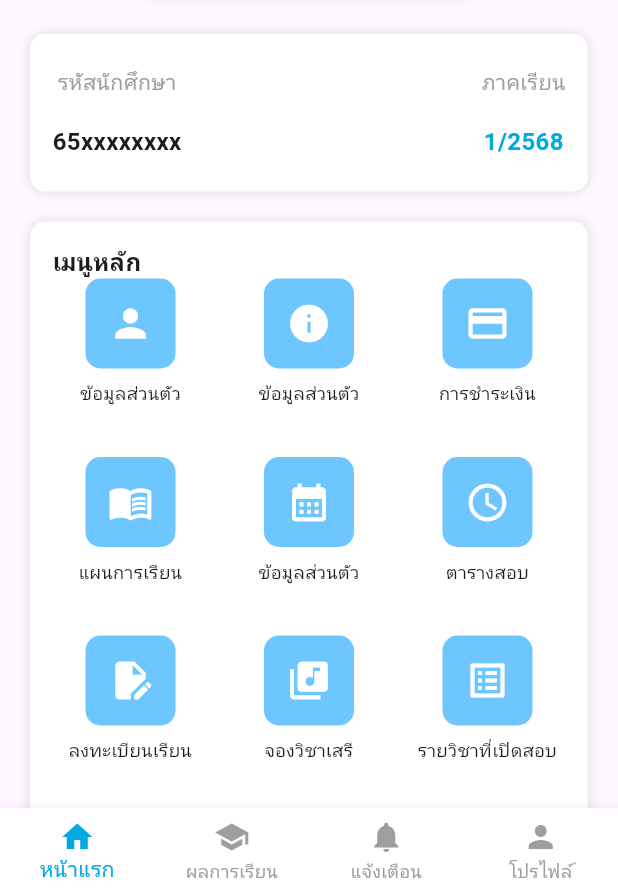
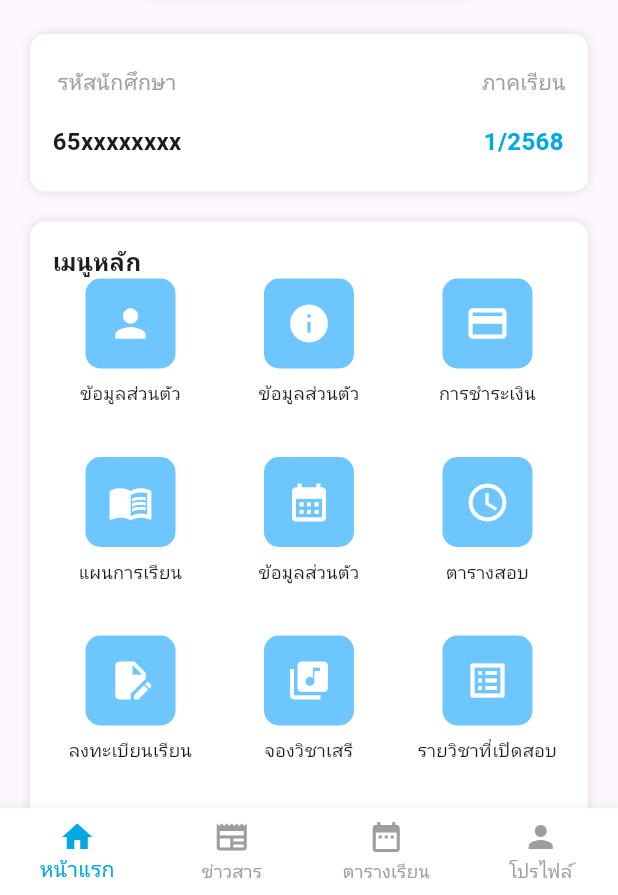
Before and after one commit to FoamNR/smartstuden, a Flutter app: the screen it shows after launch, on a phone screen of 412 x 824 dp, the part 341-1236 px from its top. Run offline on Flutter 3.47's test engine with Material 3 defaults, Android fonts, the phone set to English and light mode, and no system bars.

Commit message:
add navbar

```diff
--- a/lib/widgets/navbar_widget.dart
+++ b/lib/widgets/navbar_widget.dart
@@ -21,8 +21,9 @@ class MyNavBar extends StatelessWidget {
       backgroundColor: Colors.white,
       items: const [
         BottomNavigationBarItem(icon: Icon(Icons.home), label: 'หน้าแรก'),
-        BottomNavigationBarItem(icon: Icon(Icons.school), label: 'ผลการเรียน'),
-        BottomNavigationBarItem(icon: Icon(Icons.notifications), label: 'แจ้งเตือน'),
+        BottomNavigationBarItem(icon: Icon(Icons.newspaper), label: 'ข่าวสาร'),
+        BottomNavigationBarItem(icon: Icon(Icons.date_range), label: 'ตารางเรียน'),
+        //BottomNavigationBarItem(icon: Icon(Icons.notifications), label: 'แจ้งเตือน'),
         BottomNavigationBarItem(icon: Icon(Icons.person), label: 'โปรไฟล์'),
       ],
     );
```
